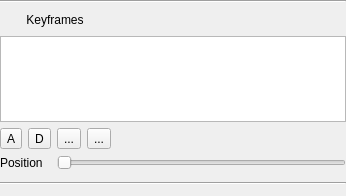
Before: the Qt Designer form src/widgets/keyframeeditor_ui.ui in KDE/kdenlive, drawn with Qt 5.
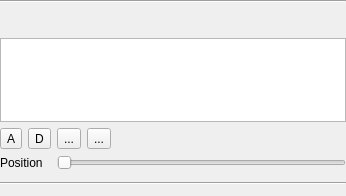
After: the same form once the commit is applied.

Commit message: Fix some layout issues in the keyframe editor

```diff
--- a/src/widgets/keyframeeditor_ui.ui
+++ b/src/widgets/keyframeeditor_ui.ui
@@ -122,31 +122,6 @@
      </layout>
     </widget>
    </item>
-   <item row="1" column="0">
-    <widget class="QWidget" name="widget" native="true">
-     <layout class="QGridLayout" name="gridLayout_3">
-      <property name="margin">
-       <number>0</number>
-      </property>
-      <item row="0" column="0">
-       <widget class="QToolButton" name="buttonKeyframes">
-        <property name="toolTip">
-         <string>Add keyframes</string>
-        </property>
-        <property name="text">
-         <string>Keyframes</string>
-        </property>
-        <property name="toolButtonStyle">
-         <enum>Qt::ToolButtonTextBesideIcon</enum>
-        </property>
-        <property name="autoRaise">
-         <bool>true</bool>
-        </property>
-       </widget>
-      </item>
-     </layout>
-    </widget>
-   </item>
    <item row="0" column="0" colspan="3">
     <widget class="Line" name="line_2">
      <property name="orientation">
@@ -154,6 +129,16 @@
      </property>
     </widget>
    </item>
+   <item row="1" column="0">
+    <widget class="QToolButton" name="buttonKeyframes">
+     <property name="toolTip">
+      <string>Add keyframes</string>
+     </property>
+     <property name="autoRaise">
+      <bool>true</bool>
+     </property>
+    </widget>
+   </item>
   </layout>
  </widget>
  <resources/>
```
The commit also changes 2 other files.
